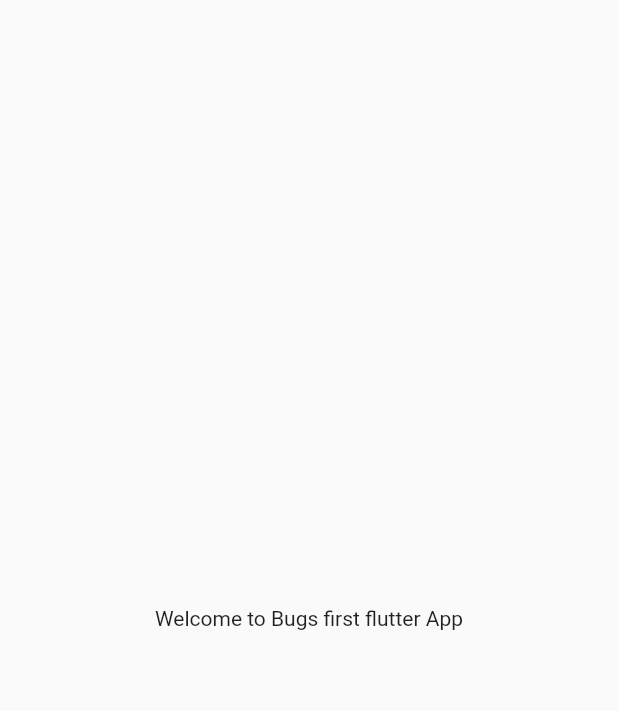
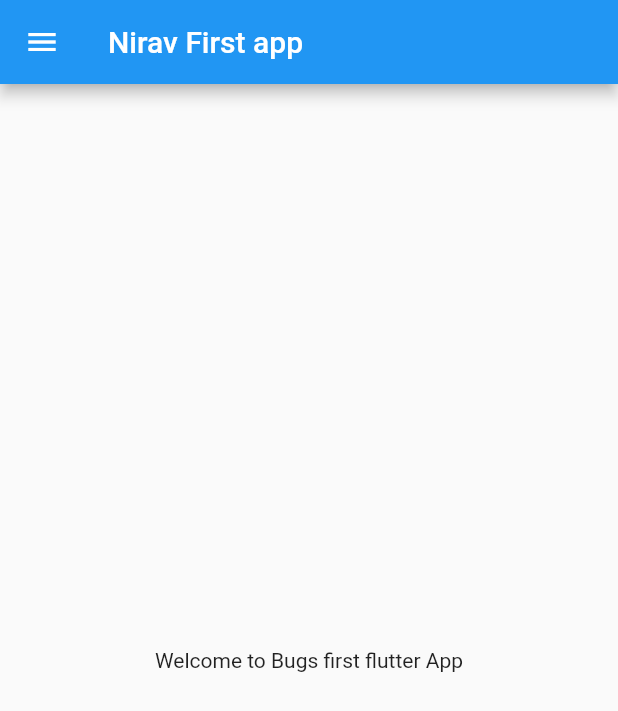
Before and after one commit to nirav-bugs/Catalog-Flutter, a Flutter app: the screen it shows after launch, on a phone screen of 412 x 824 dp. Shown: the top 711 px of the screen. Run offline on Flutter 3.47's test engine with Material 2 defaults, Android fonts, the phone set to English and light mode, and no system bars.

Commit message:
Make first Home page

```diff
--- /dev/null
+++ b/lib/home_page.dart
@@ -0,0 +1,19 @@
+import "package:flutter/material.dart";
+
+class HomePage extends StatelessWidget {
+  @override
+  Widget build(BuildContext context) {
+    var idk = "flutter";
+    return Scaffold(
+      appBar: AppBar(
+        title: Text("Nirav First app"),
+      ),
+      body: Center(
+        child: Container(
+          child: Text("Welcome to Bugs first $idk App"),
+        ),
+      ),
+      drawer: Drawer(),
+    );
+  }
+}
--- a/lib/main.dart
+++ b/lib/main.dart
@@ -1,4 +1,5 @@
 import 'package:flutter/material.dart';
+import './home_page.dart';
 
 void main() {
   runApp(const MyApp());
@@ -9,15 +10,8 @@ class MyApp extends StatelessWidget {
 
   @override
   Widget build(BuildContext context) {
-    var idk = "flutter";
     return MaterialApp(
-      home: Material(
-        child: Center(
-          child: Container(
-            child: Text("Welcome to Bugs first $idk App"),
-          ),
-        ),
-      ),
+      home: HomePage(),
     );
   }
 }
```
